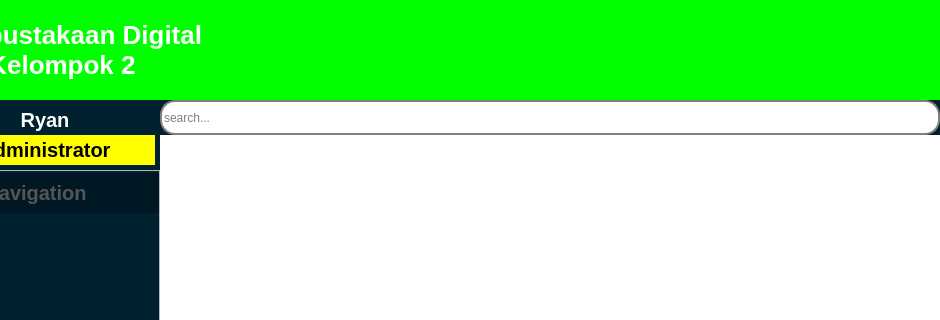
Old version of the form view/Dashboard.ui in the repository Ionisasi/Aplikasi-Perpustakaan-Digital; both pictures show x 140 to 1080 and y 0 to 320 of the 1080 by 700 pixel window.
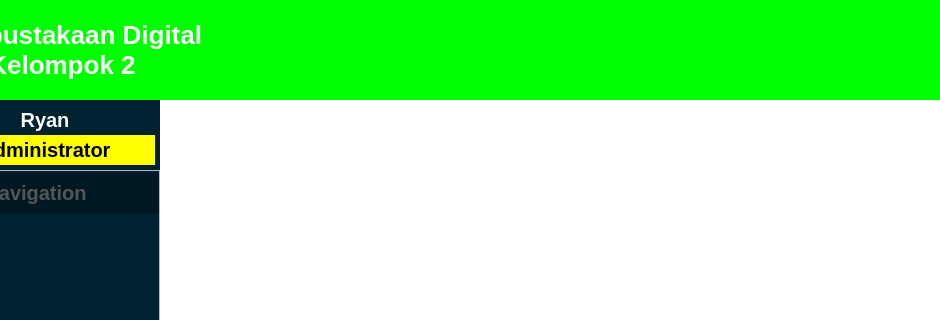
New version of the form. Icons and pictures are not drawn.

```diff
--- a/view/Dashboard.ui
+++ b/view/Dashboard.ui
@@ -41,34 +41,6 @@
     <property name="spacing">
      <number>0</number>
     </property>
-    <item row="1" column="1" colspan="2">
-     <widget class="QLineEdit" name="search">
-      <property name="minimumSize">
-       <size>
-        <width>0</width>
-        <height>30</height>
-       </size>
-      </property>
-      <property name="maximumSize">
-       <size>
-        <width>16777215</width>
-        <height>35</height>
-       </size>
-      </property>
-      <property name="styleSheet">
-       <string notr="true">QLineEdit {
- border: 2px solid gray;
- border-radius: 15px;
-}</string>
-      </property>
-      <property name="text">
-       <string/>
-      </property>
-      <property name="placeholderText">
-       <string>search...</string>
-      </property>
-     </widget>
-    </item>
     <item row="1" column="0" rowspan="2">
      <widget class="QWidget" name="profileWidget" native="true">
       <property name="enabled">
@@ -158,25 +130,7 @@
       </layout>
      </widget>
     </item>
-    <item row="2" column="2" rowspan="2">
-     <widget class="QStackedWidget" name="stackedWidget">
-      <property name="styleSheet">
-       <string notr="true">background-color: #ffffff;</string>
-      </property>
-      <property name="currentIndex">
-       <number>7</number>
-      </property>
-      <widget class="QWidget" name="page1"/>
-      <widget class="QWidget" name="page2"/>
-      <widget class="QWidget" name="page3"/>
-      <widget class="QWidget" name="page"/>
-      <widget class="QWidget" name="page4"/>
-      <widget class="QWidget" name="page5"/>
-      <widget class="QWidget" name="page6"/>
-      <widget class="QWidget" name="page7"/>
-     </widget>
-    </item>
-    <item row="0" column="0" colspan="3">
+    <item row="0" column="0" colspan="2">
      <widget class="QWidget" name="HeaderLabel" native="true">
       <property name="sizePolicy">
        <sizepolicy hsizetype="Expanding" vsizetype="Expanding">
@@ -730,6 +684,24 @@
       </widget>
      </widget>
     </item>
+    <item row="1" column="1" rowspan="3">
+     <widget class="QStackedWidget" name="stackedWidget">
+      <property name="styleSheet">
+       <string notr="true">background-color: #ffffff;</string>
+      </property>
+      <property name="currentIndex">
+       <number>7</number>
+      </property>
+      <widget class="QWidget" name="page1"/>
+      <widget class="QWidget" name="page2"/>
+      <widget class="QWidget" name="page3"/>
+      <widget class="QWidget" name="page"/>
+      <widget class="QWidget" name="page4"/>
+      <widget class="QWidget" name="page5"/>
+      <widget class="QWidget" name="page6"/>
+      <widget class="QWidget" name="page7"/>
+     </widget>
+    </item>
    </layout>
   </widget>
  </widget>
```
Left out of the diff: 3 changed lines with no effect on the pictures.
